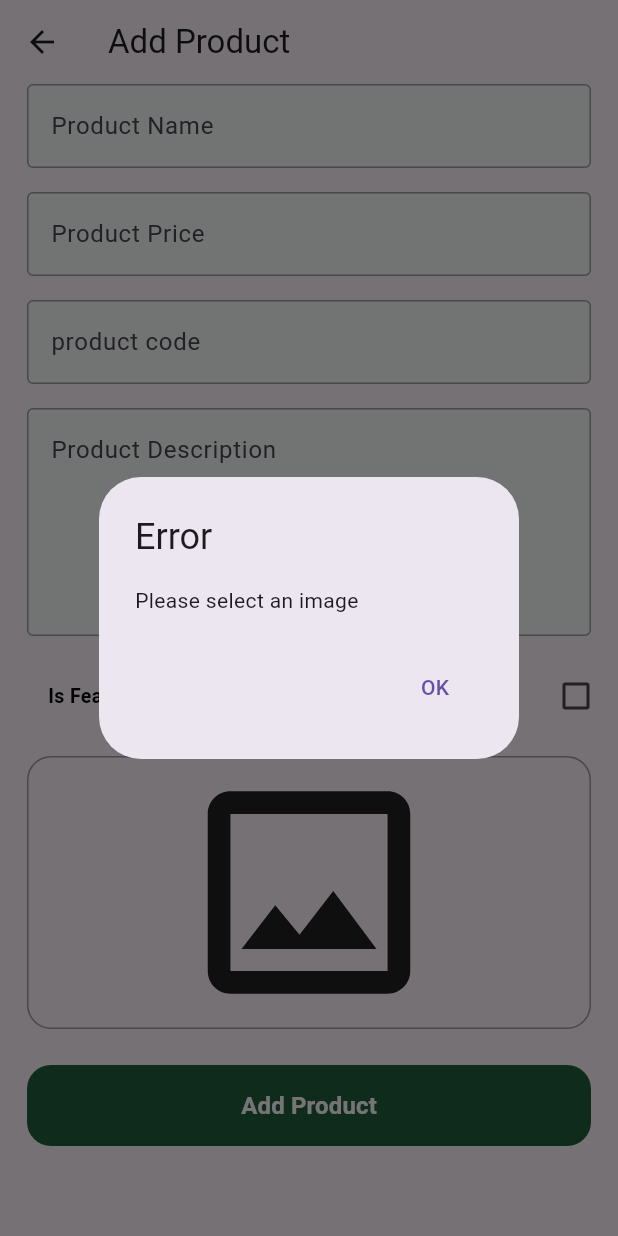
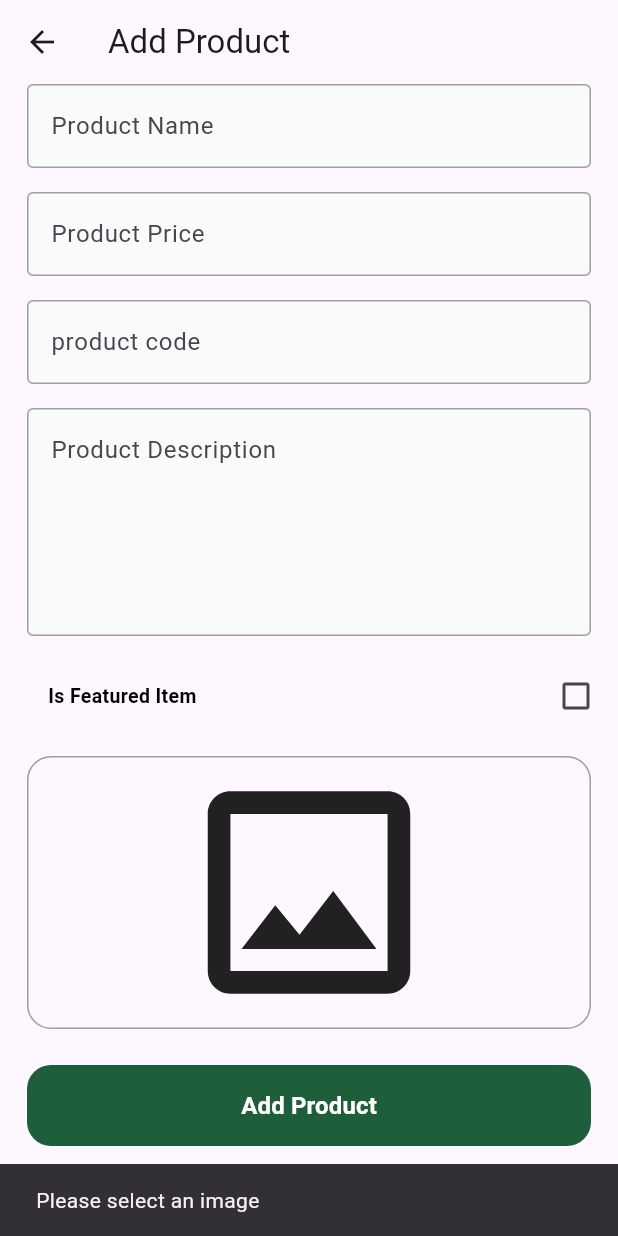
Before and after one commit to MohamedFares09/Fruits-App-Dashboard, a Flutter app: the AddProductView screen opened by its route, after a tap on "Add Product", on a phone screen of 412 x 824 dp. Run offline on Flutter 3.47's test engine with Material 3 defaults, Android fonts, the phone set to English and light mode, and no system bars; drawn by our look-alikes of skeletonizer; our stand-ins replace dartz, firebase_core, image_picker; accounts and stored records are empty.

Commit message:
edit in add product view body

```diff
--- a/lib/features/add_product/presentation/widgets/add_product_view_body.dart
+++ b/lib/features/add_product/presentation/widgets/add_product_view_body.dart
@@ -49,9 +49,9 @@ class _AddProductViewBodyState extends State<AddProductViewBody> {
               SizedBox(height: 16),
               CustomTextFormField(
                 hintText: 'product code',
-                keyboardType: TextInputType.number,
+                keyboardType: TextInputType.text,
                 onSaved: (value) {
-                  code = value!;
+                  code = value!.toLowerCase();
                 },
               ),
               // Save product code,
@@ -85,23 +85,16 @@ class _AddProductViewBodyState extends State<AddProductViewBody> {
                   if (image != null) {
                     if (formKey.currentState!.validate()) {
                       formKey.currentState!.save();
-                      AddProductEntity product = AddProductEntity(
-                        name: name,
-                        price: price,
-                        code: code,
-                        description: description,
-                        image: image ?? File(''),
-                        isFeatured: isFeatured,
-                      );
                     } else {
                       autovalidateMode = AutovalidateMode.always;
                       setState(() {});
                     }
                   } else {
-                    showError(context);
+                    showErrorBar(context, 'Please select an image');
                   }
                 },
               ),
+              SizedBox(height: 24),
             ],
           ),
         ),
@@ -109,21 +102,9 @@ class _AddProductViewBodyState extends State<AddProductViewBody> {
     );
   }
 
-  dynamic showError(BuildContext context) {
-    return showDialog(
-      context: context,
-      builder: (context) => AlertDialog(
-        title: Text('Error'),
-        content: Text('Please select an image'),
-        actions: [
-          TextButton(
-            onPressed: () {
-              Navigator.of(context).pop();
-            },
-            child: Text('OK'),
-          ),
-        ],
-      ),
-    );
+  dynamic showErrorBar(BuildContext context, String message) {
+    return ScaffoldMessenger.of(
+      context,
+    ).showSnackBar(SnackBar(content: Text(message)));
   }
 }
```
